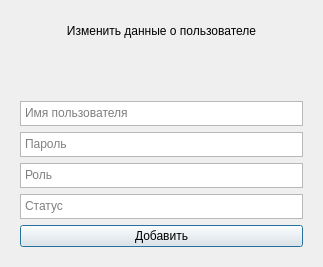
Above: ui/ChangeUserDialog.ui from lilKOZACHKA/CleaningApp before the change. Below: the same form after it.
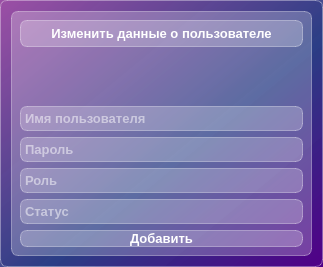
That is the form after the change.

```diff
--- a/ui/ChangeUserDialog.ui
+++ b/ui/ChangeUserDialog.ui
@@ -13,9 +13,21 @@
   <property name="windowTitle">
    <string>Изменение пользователя</string>
   </property>
+  <property name="styleSheet">
+   <string notr="true">background-color:qlineargradient(spread:pad, x1:1, y1:1, x2:0, y2:0, stop:0 rgba(81, 0, 135, 255), stop:0.427447 rgba(41, 61, 132, 235), stop:1 rgba(155, 79, 165, 255));
+
+border: 1px solid  rgba(255, 255, 255, 90);
+border-radius: 7px;</string>
+  </property>
   <layout class="QGridLayout" name="gridLayout">
    <item row="0" column="0">
     <widget class="QWidget" name="widget" native="true">
+     <property name="styleSheet">
+      <string notr="true">background-color: rgba(255, 255, 255, 60);
+color: white;
+font-weight: bold;
+font-size: 10pt;</string>
+     </property>
      <layout class="QVBoxLayout" name="verticalLayout">
       <item>
        <widget class="QLabel" name="label">
@@ -57,6 +69,12 @@
           <height>25</height>
          </size>
         </property>
+        <property name="verticalScrollBarPolicy">
+         <enum>Qt::ScrollBarAlwaysOff</enum>
+        </property>
+        <property name="horizontalScrollBarPolicy">
+         <enum>Qt::ScrollBarAlwaysOff</enum>
+        </property>
         <property name="placeholderText">
          <string>Имя пользователя</string>
         </property>
@@ -70,6 +88,12 @@
           <height>25</height>
          </size>
         </property>
+        <property name="verticalScrollBarPolicy">
+         <enum>Qt::ScrollBarAlwaysOff</enum>
+        </property>
+        <property name="horizontalScrollBarPolicy">
+         <enum>Qt::ScrollBarAlwaysOff</enum>
+        </property>
         <property name="placeholderText">
          <string>Пароль</string>
         </property>
@@ -83,6 +107,12 @@
           <height>25</height>
          </size>
         </property>
+        <property name="verticalScrollBarPolicy">
+         <enum>Qt::ScrollBarAlwaysOff</enum>
+        </property>
+        <property name="horizontalScrollBarPolicy">
+         <enum>Qt::ScrollBarAlwaysOff</enum>
+        </property>
         <property name="tabStopWidth">
          <number>90</number>
         </property>
@@ -99,6 +129,12 @@
           <height>25</height>
          </size>
         </property>
+        <property name="verticalScrollBarPolicy">
+         <enum>Qt::ScrollBarAlwaysOff</enum>
+        </property>
+        <property name="horizontalScrollBarPolicy">
+         <enum>Qt::ScrollBarAlwaysOff</enum>
+        </property>
         <property name="tabStopWidth">
          <number>90</number>
         </property>
```
